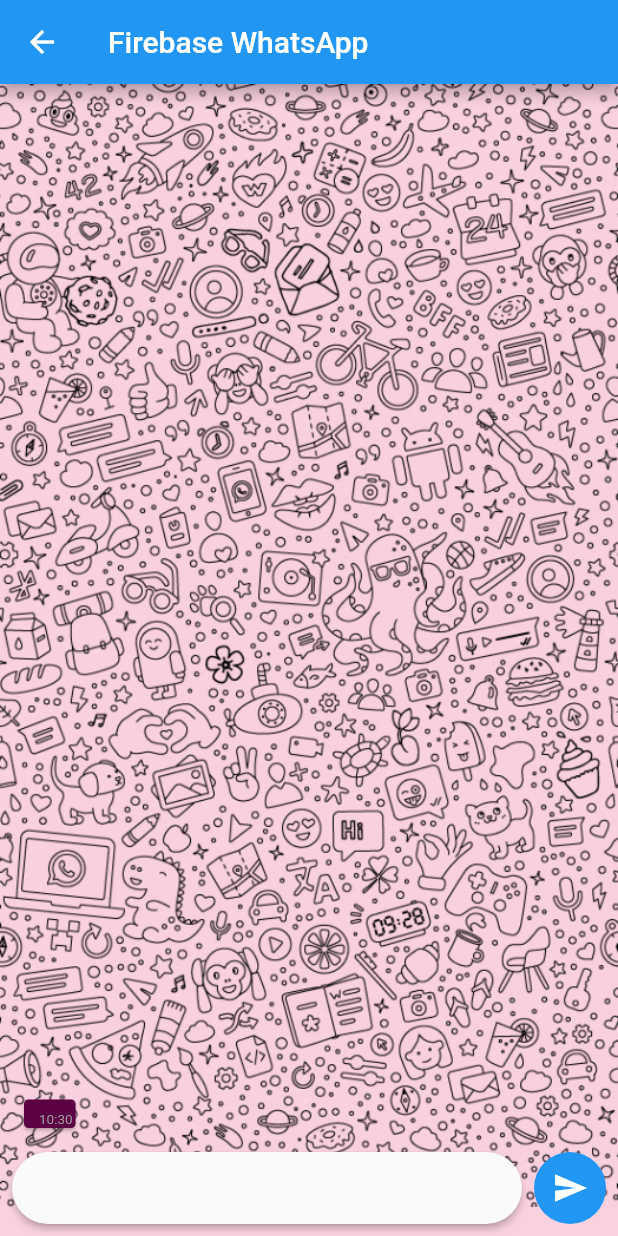
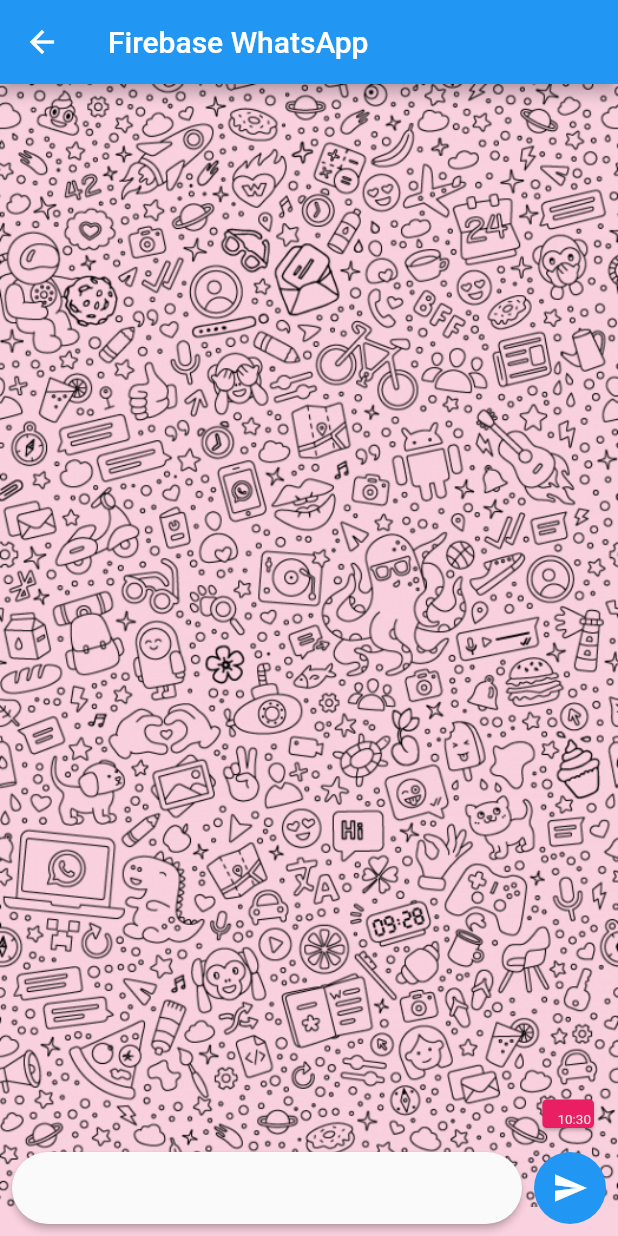
Before and after one commit to eudaldmoya/TimeItApp, a Flutter app: the ChatScreen screen opened directly, after a tap on the "send" icon, on a phone screen of 412 x 824 dp. Run offline on Flutter 3.47's test engine with Material 2 defaults, Android fonts, the phone set to English and light mode, and no system bars; our stand-ins replace cloud_firestore, firebase_auth, firebase_core; missing offline and left inert: flutterfire_ui; accounts and stored records are empty.

Commit message:
chat hecho

```diff
--- a/lib/widgets/message_widget.dart
+++ b/lib/widgets/message_widget.dart
@@ -1,3 +1,4 @@
+import 'package:cloud_firestore/cloud_firestore.dart';
 import 'package:firebase_auth/firebase_auth.dart';
 import 'package:flutter/material.dart';
 
@@ -12,11 +13,12 @@ class MessageWidget extends StatelessWidget {
   Widget build(BuildContext context) {
     if (msg.userId == FirebaseAuth.instance.currentUser!.uid) {
       return Row(
+        // crossAxisAlignment: CrossAxisAlignment.start,
+        mainAxisAlignment: MainAxisAlignment.end,
+
         children: [
-          Align(
-            alignment: Alignment.centerRight,
-            child: Material(
-              color: Color.fromARGB(255, 92, 1, 68),
+          Material(
+            color: Colors.pink,
             elevation: 1,
             borderRadius: BorderRadius.all(Radius.circular(3)),
             child: Row(
@@ -34,30 +36,52 @@ class MessageWidget extends StatelessWidget {
                   padding: const EdgeInsets.only(left: 2, right: 2),
                   child: Text(
                     msg.hhmm,
-                        style: TextStyle(fontSize: 9, color: Colors.grey),
+                    style: TextStyle(
+                        fontSize: 9, color: Color.fromARGB(255, 223, 222, 222)),
                   ),
                 ),
               ],
-                )),
+            ),
           ),
         ],
       );
-    }
-
-    else{
-      print ("hola");
+    } else {
+      print("hola");
       print(FirebaseAuth.instance.currentUser!.uid);
       return Row(
         children: [
           Material(
               elevation: 1,
               borderRadius: BorderRadius.all(Radius.circular(3)),
-              child: Row(
+              child: Column(
+                children: [
+                  StreamBuilder(
+                    stream: FirebaseFirestore.instance
+                        .doc(
+                            '/Company/kGCOpHgRyiIYLr4Fwuys/User/${msg.userId}')
+                        .snapshots(),
+                    builder: (BuildContext context,
+                        AsyncSnapshot<DocumentSnapshot<Map<String, dynamic>>>
+                            snapshot) { if (snapshot.hasError) {
+              return ErrorWidget(snapshot.error.toString());
+            }
+            if (!snapshot.hasData) {
+              return const CircularProgressIndicator();
+            }
+
+            final doca = snapshot.data!;
+
+            return Text(doca['name']);
+
+
+            },
+                  ),
+                  Row(
                     crossAxisAlignment: CrossAxisAlignment.end,
                     children: [
                       Padding(
-                    padding:
-                        const EdgeInsets.symmetric(horizontal: 4, vertical: 2),
+                        padding: const EdgeInsets.symmetric(
+                            horizontal: 4, vertical: 2),
                         child: Text(
                           msg.text,
                           style: TextStyle(fontSize: 13),
@@ -67,8 +91,12 @@ class MessageWidget extends StatelessWidget {
                         padding: const EdgeInsets.only(left: 2, right: 2),
                         child: Text(
                           msg.hhmm,
-                      style: TextStyle(fontSize: 9, color: Color.fromARGB(255, 255, 0, 0)),
+                          style: TextStyle(
+                              fontSize: 9,
+                              color: Color.fromARGB(255, 117, 117, 117)),
                         ),
+                      ),
+                    ],
                   ),
                 ],
               )),
```
Lines whose indentation alone changed are shown as unchanged.
